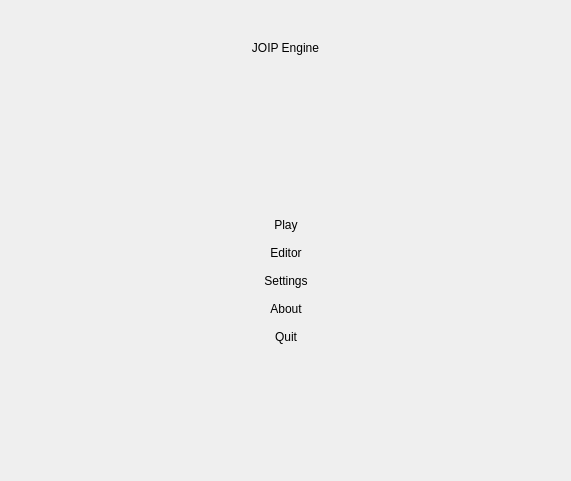
RemotelyChaotic/JOIPEngine, file src/MainScreen.ui: the form before one commit.
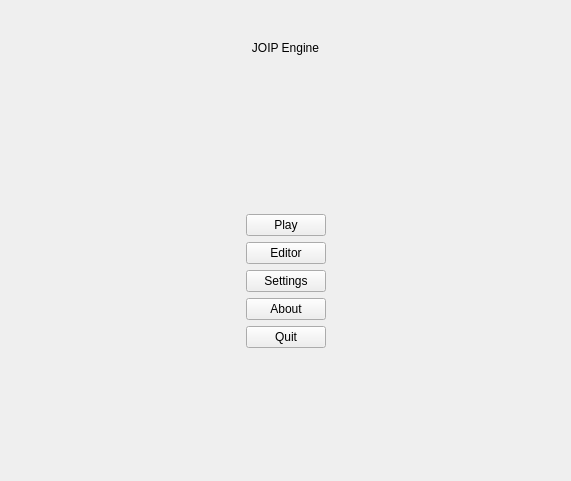
The form after the commit. Custom widgets are drawn as their Qt base class.

```diff
--- a/src/MainScreen.ui
+++ b/src/MainScreen.ui
@@ -35,9 +35,6 @@
         <property name="text">
          <string>Play</string>
         </property>
-        <property name="flat">
-         <bool>true</bool>
-        </property>
        </widget>
       </item>
       <item>
@@ -45,9 +42,6 @@
         <property name="text">
          <string>Editor</string>
         </property>
-        <property name="flat">
-         <bool>true</bool>
-        </property>
        </widget>
       </item>
       <item>
@@ -55,9 +49,6 @@
         <property name="text">
          <string>Settings</string>
         </property>
-        <property name="flat">
-         <bool>true</bool>
-        </property>
        </widget>
       </item>
       <item>
@@ -65,9 +56,6 @@
         <property name="text">
          <string>About</string>
         </property>
-        <property name="flat">
-         <bool>true</bool>
-        </property>
        </widget>
       </item>
       <item>
@@ -75,9 +63,6 @@
         <property name="text">
          <string>Quit</string>
         </property>
-        <property name="flat">
-         <bool>true</bool>
-        </property>
        </widget>
       </item>
       <item>
```
